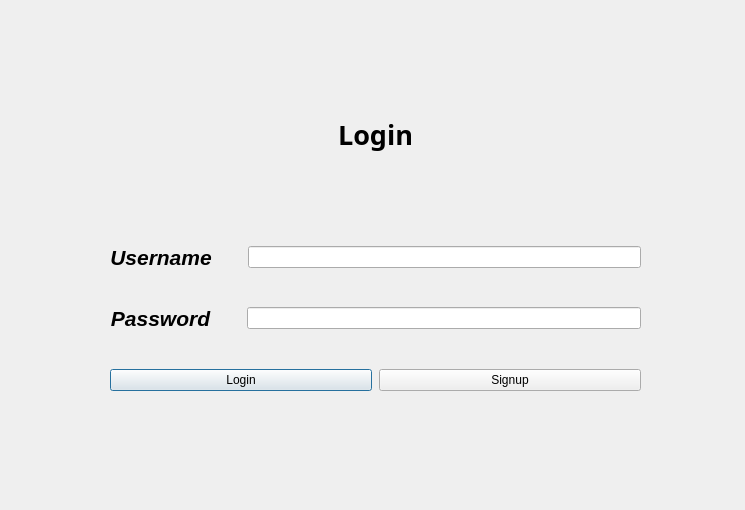
This is userlogin.ui in IbrahimAhmad20/Competria as Qt 5 draws it before an edit. The edited form follows.
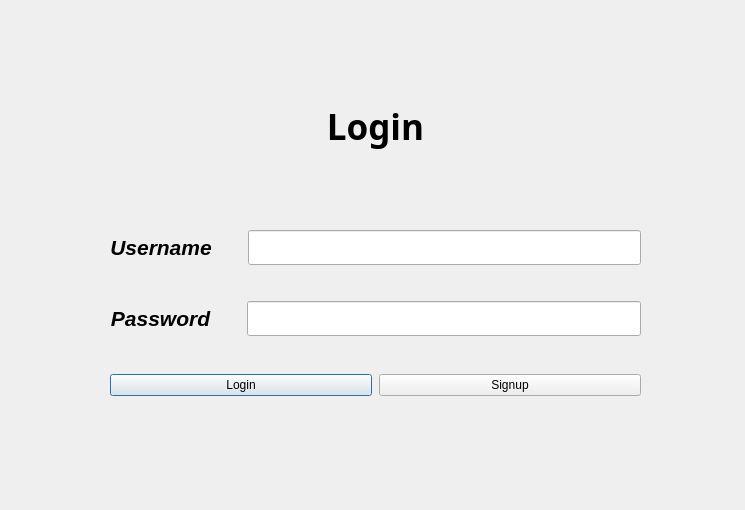
This is the edited form.

Patch:
```diff
--- a/userlogin.ui
+++ b/userlogin.ui
@@ -19,7 +19,7 @@
      <x>110</x>
      <y>60</y>
      <width>531</width>
-     <height>331</height>
+     <height>336</height>
     </rect>
    </property>
    <layout class="QVBoxLayout" name="verticalLayout_2">
@@ -32,10 +32,10 @@
        <widget class="QLabel" name="loginlabel">
         <property name="font">
          <font>
-          <family>Script MT Bold</family>
-          <pointsize>14</pointsize>
+          <family>Segoe UI Semibold</family>
+          <pointsize>12</pointsize>
           <italic>false</italic>
-          <bold>true</bold>
+          <fontweight>DemiBold</fontweight>
          </font>
         </property>
         <property name="styleSheet">
@@ -44,7 +44,7 @@
 </string>
         </property>
         <property name="text">
-         <string>&lt;html&gt;&lt;head/&gt;&lt;body&gt;&lt;p align=&quot;center&quot;&gt;&lt;span style=&quot; font-size:20pt; font-weight:700;&quot;&gt;Login&lt;/span&gt;&lt;/p&gt;&lt;/body&gt;&lt;/html&gt;</string>
+         <string>&lt;html&gt;&lt;head/&gt;&lt;body&gt;&lt;p align=&quot;center&quot;&gt;&lt;span style=&quot; font-size:26pt; font-weight:700;&quot;&gt;Login&lt;/span&gt;&lt;/p&gt;&lt;/body&gt;&lt;/html&gt;</string>
         </property>
         <property name="margin">
          <number>18</number>
@@ -69,7 +69,20 @@
          </widget>
         </item>
         <item>
-         <widget class="QLineEdit" name="username_lineEdit"/>
+         <widget class="QLineEdit" name="username_lineEdit">
+          <property name="minimumSize">
+           <size>
+            <width>0</width>
+            <height>35</height>
+           </size>
+          </property>
+          <property name="styleSheet">
+           <string notr="true">font: 12pt &quot;Segoe UI&quot;;</string>
+          </property>
+          <property name="text">
+           <string/>
+          </property>
+         </widget>
         </item>
        </layout>
       </item>
@@ -89,6 +102,15 @@
         </item>
         <item>
          <widget class="QLineEdit" name="password_lineEdit_2">
+          <property name="minimumSize">
+           <size>
+            <width>0</width>
+            <height>35</height>
+           </size>
+          </property>
+          <property name="styleSheet">
+           <string notr="true">font: 12pt &quot;Segoe UI&quot;;</string>
+          </property>
           <property name="echoMode">
            <enum>QLineEdit::EchoMode::Password</enum>
           </property>
```
Left out of the diff: 4 changed lines with no effect on the pictures.
